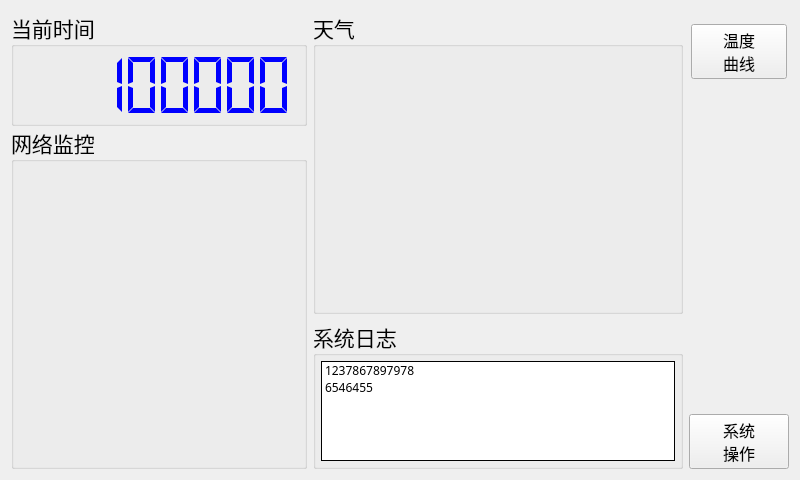
The window that Face.ui (jerry-yuan/RPi-BigQtFace) describes before a commit, drawn with Qt 5.
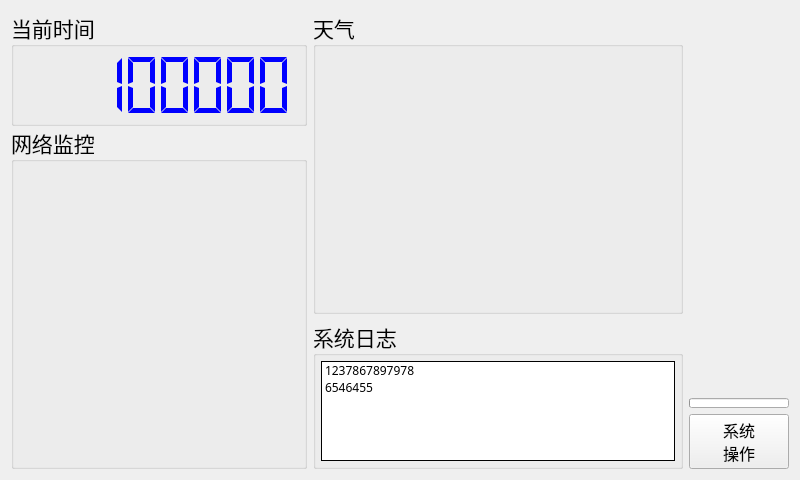
The same window after the commit. Icons and pictures are not drawn. Custom widgets are drawn as their Qt base class.

```diff
--- a/Face.ui
+++ b/Face.ui
@@ -318,7 +318,7 @@
                <x>0</x>
                <y>0</y>
                <width>100</width>
-               <height>404</height>
+               <height>388</height>
               </rect>
              </property>
              <layout class="QVBoxLayout" name="verticalLayout_5">
@@ -338,33 +338,7 @@
                <number>2</number>
               </property>
               <item>
-               <widget class="QPushButton" name="funcBtn_0">
-                <property name="sizePolicy">
-                 <sizepolicy hsizetype="Preferred" vsizetype="Fixed">
-                  <horstretch>0</horstretch>
-                  <verstretch>0</verstretch>
-                 </sizepolicy>
-                </property>
-                <property name="font">
-                 <font>
-                  <pointsize>12</pointsize>
-                 </font>
-                </property>
-                <property name="text">
-                 <string>温度
-曲线</string>
-                </property>
-                <property name="icon">
-                 <iconset resource="icons.qrc">
-                  <normaloff>:/icons/Dashboard.png</normaloff>:/icons/Dashboard.png</iconset>
-                </property>
-                <property name="iconSize">
-                 <size>
-                  <width>24</width>
-                  <height>24</height>
-                 </size>
-                </property>
-               </widget>
+               <layout class="QVBoxLayout" name="funcBtnLayout"/>
               </item>
               <item>
                <spacer name="verticalSpacer">
@@ -373,7 +347,7 @@
                 </property>
                 <property name="sizeHint" stdset="0">
                  <size>
-                  <width>20</width>
+                  <width>0</width>
                   <height>40</height>
                  </size>
                 </property>
@@ -383,6 +357,36 @@
             </widget>
            </widget>
           </item>
+          <item>
+           <widget class="QProgressBar" name="funcBtnLoadbar">
+            <property name="sizePolicy">
+             <sizepolicy hsizetype="Minimum" vsizetype="Fixed">
+              <horstretch>0</horstretch>
+              <verstretch>0</verstretch>
+             </sizepolicy>
+            </property>
+            <property name="maximumSize">
+             <size>
+              <width>100</width>
+              <height>10</height>
+             </size>
+            </property>
+            <property name="font">
+             <font>
+              <pointsize>9</pointsize>
+             </font>
+            </property>
+            <property name="value">
+             <number>0</number>
+            </property>
+            <property name="textVisible">
+             <bool>false</bool>
+            </property>
+            <property name="format">
+             <string/>
+            </property>
+           </widget>
+          </item>
           <item>
            <widget class="QPushButton" name="sysFunc">
             <property name="sizePolicy">
```
Left out of the diff: 10 changed lines with no effect on the pictures.
